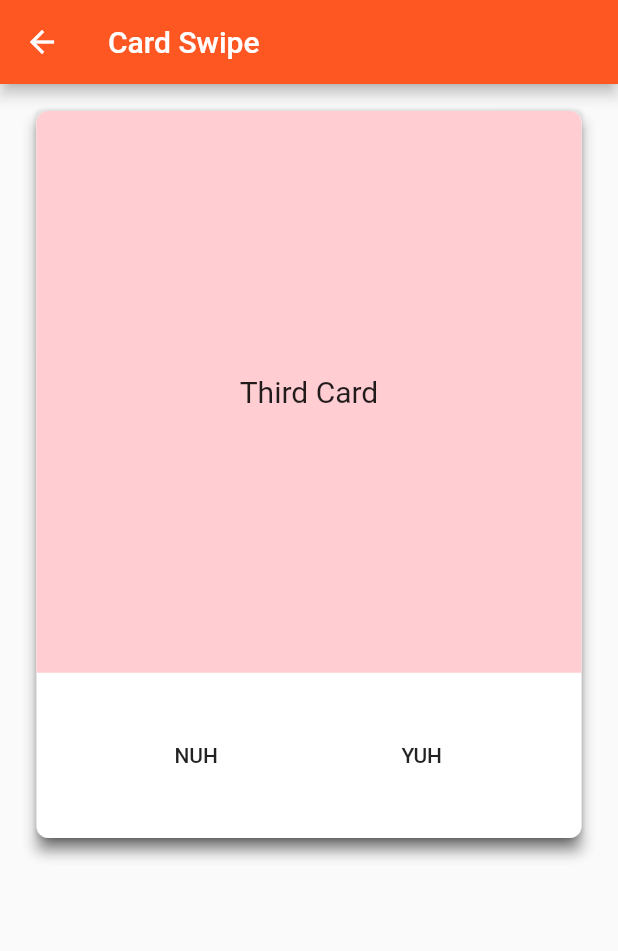
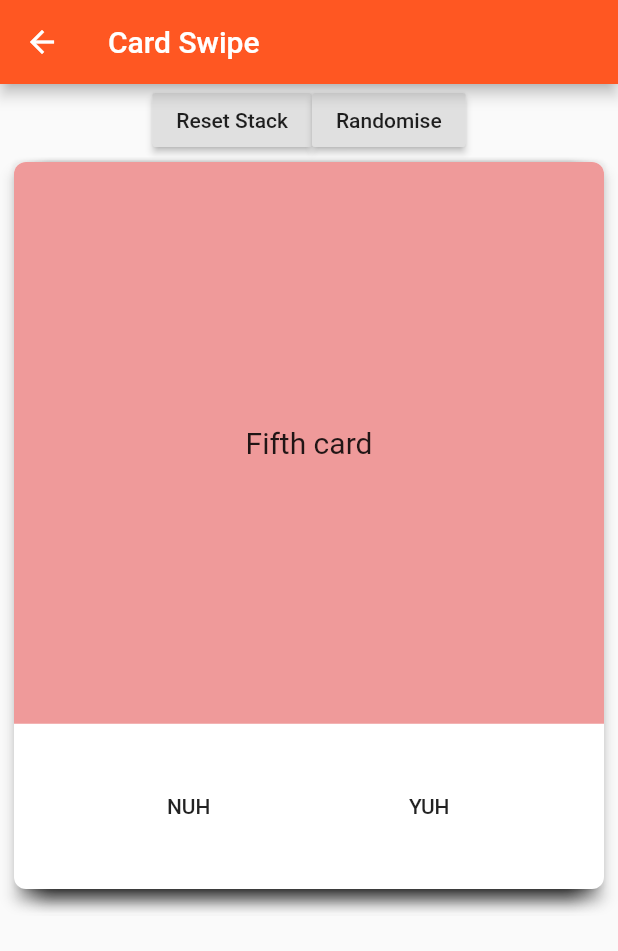
Before and after one commit to jamie1192/Flutter-Playground, a Flutter app: the CardSwipe screen opened by its route, on a phone screen of 412 x 824 dp. Shown: the top 951 px of the screen. Run offline on Flutter 3.47's test engine with Material 2 defaults, Android fonts, the phone set to English and light mode, and no system bars; our stand-ins replace flutter_local_notifications, flutter_svg, material_design_icons_flutter, rxdart, sqflite; missing offline and left inert: fimber; accounts and stored records are empty.

Commit message:
card swipe WIP

```diff
--- a/lib/ui/card_swipe.dart
+++ b/lib/ui/card_swipe.dart
@@ -1,3 +1,5 @@
+
+import 'dart:async';
 
 import 'package:fimber/fimber.dart';
 import 'package:flutter/material.dart';
@@ -23,55 +25,126 @@ class CardActivity extends StatefulWidget {
   _CardActivityState createState() => _CardActivityState();
 }
 
-class _CardActivityState extends State<CardActivity> {
+class _CardActivityState extends State<CardActivity> with TickerProviderStateMixin {
+
+  AnimationController _animationController;
+  Animation<double> rotate;
+  Animation<double> right;
+  Animation<double> bottom;
+  Animation<double> width;
+
+  List data = [];
+
+  @override
+  void initState() {
+    super.initState();
+    data = ['First Card', 'Second Card', 'Third Card', 'Fourth card', 'Fifth card'];
+    _animationController = new AnimationController(
+      duration: new Duration(milliseconds: 1000), vsync: this);
+
+    rotate = new Tween<double>(
+      begin: -0.0,
+      end: -40.0
+    ).animate(
+      new CurvedAnimation(
+        parent: _animationController,
+        curve: Curves.ease
+      ),
+    );
+    right = new Tween<double>(
+      begin: 0.0,
+      end: 400.0,
+    ).animate(
+      new CurvedAnimation(
+        parent: _animationController,
+        curve: Curves.ease,
+      ),
+    );
+    bottom = new Tween<double>(
+      begin: 15.0,
+      end: 100.0,
+    ).animate(
+      new CurvedAnimation(
+        parent: _animationController,
+        curve: Curves.ease,
+      ),
+    );
+    width = new Tween<double>(
+      begin: 20.0,
+      end: 25.0,
+    ).animate(
+      new CurvedAnimation(
+        parent: _animationController,
+        curve: Curves.bounceOut,
+      ),
+    );
+    rotate.addListener(() {
+      // setState(() {
+        if (rotate.isCompleted) {
+          // data
+        }
+      // });
+    });
+  }
+
+  Future<Null> _swipeAnimation() async {
+    try {
+      //run the animation from start to end points
+      await _animationController.forward();
+    } on TickerCanceled {}
+  }
 
   @override
   Widget build(BuildContext context) {
 
-    swipeLeft() => Fimber.i("LEFT SWIPE");
-    swipeRight() => Fimber.i("SWIPE RIGHT");
+    swipeLeft() {
+      Fimber.i("LEFT SWIPE");
+    }
+    swipeRight() {
+       Fimber.i("SWIPE RIGHT");
+      _swipeAnimation();
+    }
 
-    List data = ['First Card', 'Second Card', 'Third Card'];
     var dataLength = data.length;
     double initialBottom = 15.0;
     double backCardPosition = initialBottom + (dataLength - 1) * 10 + 10;
     double backCardWidth = -10.0;
 
-
-    // List<Card> cardList = [
-    //   CardModel().createCard(
-    //     context,
-    //     "First card",
-    //     Colors.yellow,
-    //     back
-    //     swipeLeft,
-    //     swipeRight
-    //   ),
-    //   CardModel().createCard(
-    //     context,
-    //     "Second card",
-    //     Colors.blue,
-    //     swipeLeft,
-    //     swipeRight
-    //   ),
-    //   CardModel().createCard(
-    //     context,
-    //     "Third card",
-    //     Colors.red,
-    //     swipeLeft,
-    //     swipeRight
-    //   ),
-    // ];
-
-    return Padding(
-      padding: const EdgeInsets.only(top: 14.0),
-      child: Container(
-        alignment: Alignment.topCenter,
+    return Column(
+      children: <Widget> [
+        Row(
+          mainAxisAlignment: MainAxisAlignment.center,
+          children: <Widget>[
+            RaisedButton(
+              child: Text('Reset Stack'),
+              onPressed: () {
+                setState(() {
+                  Fimber.i("STATE RESET");
+                  data = ['First Card', 'Second Card', 'Third Card', 'Fourth card', 'Fifth card'];
+                });
+              },
+            ),
+            RaisedButton(
+              child: Text('Randomise'),
+              onPressed: () {
+                setState(() {
+                  Fimber.i("RANDOMISED");
+                  data.shuffle();
+                });
+              },
+            )
+          ],
+        ),
+        Container(
+          alignment: Alignment.center,
           child: new Stack(
             alignment: AlignmentDirectional.center,
             children: data.map((item) {
-            if(data.indexOf(item) == data.length -1) {
-              return Draggable(
+                backCardPosition = backCardPosition - 10;
+                backCardWidth = backCardWidth + 10;
+
+                return Dismissible(
+                  key: new ValueKey(item),
                   child: CardModel().createCard(
                     context,
                     item,
@@ -80,43 +153,17 @@ class _CardActivityState extends State<CardActivity> {
                     swipeLeft,
                     swipeRight
                   ),
-                feedback: CardModel().createCard(
-                    context,
-                    item,
-                    Colors.red[data.indexOf(item) * 50],
-                    backCardWidth + 10,
-                    swipeLeft,
-                    swipeRight
-                ),
-                childWhenDragging: Container(),
+                  onDismissed: (DismissDirection direction) {
+                    Fimber.i(direction.toString());
+                    setState(() {
+                      data.remove(item);
+                    });
+                  },
                 );
-            } else {
-              backCardPosition = backCardPosition - 10;
-              backCardWidth = backCardWidth + 10;
-
-              return Draggable(
-                child: CardModel().createCard(
-                  context,
-                  item,
-                  Colors.red[data.indexOf(item) * 50],
-                  backCardWidth + 10,
-                  swipeLeft,
-                  swipeRight
-                ),
-                feedback: CardModel().createCard(
-                  context,
-                  item,
-                  Colors.red[data.indexOf(item) * 50],
-                  backCardWidth + 10,
-                  swipeLeft,
-                  swipeRight
-                ),
-                childWhenDragging: Container(),
-              );
-            }
             }).toList()
           ),
-      ),
+        )
+      ]
     );
   }
 
```
Also changed, not shown: lib/components/card_model.dart (+4 -5 lines), lib/ui/notifications.dart (indentation only). Lines whose indentation alone changed are shown as unchanged.
